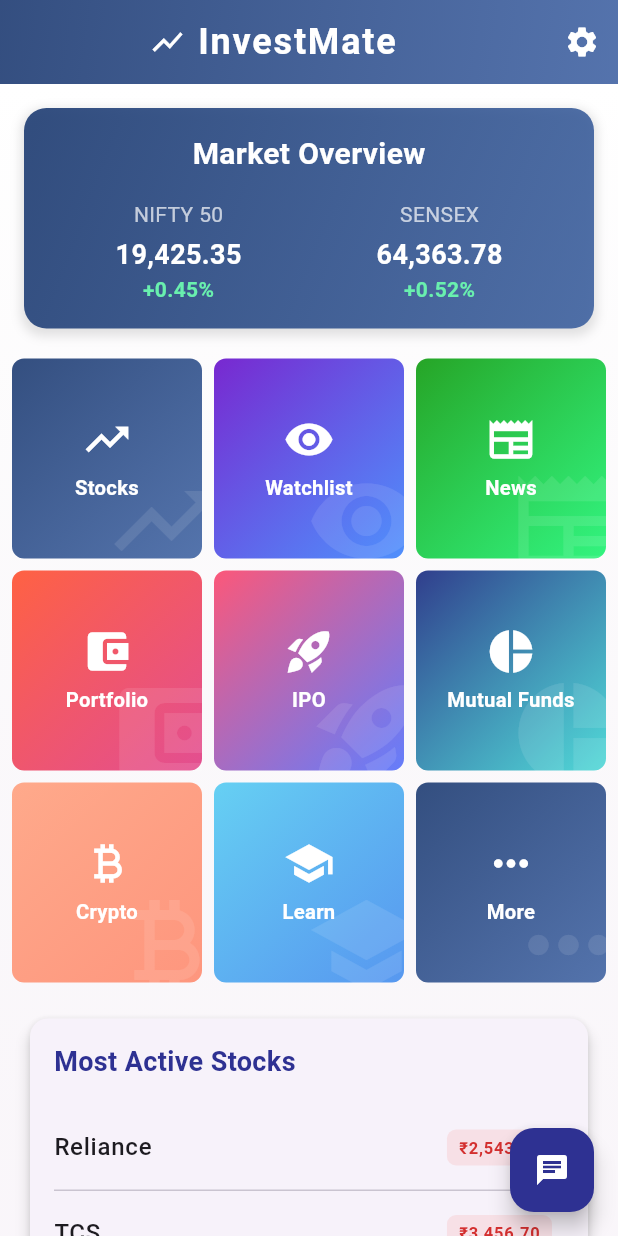
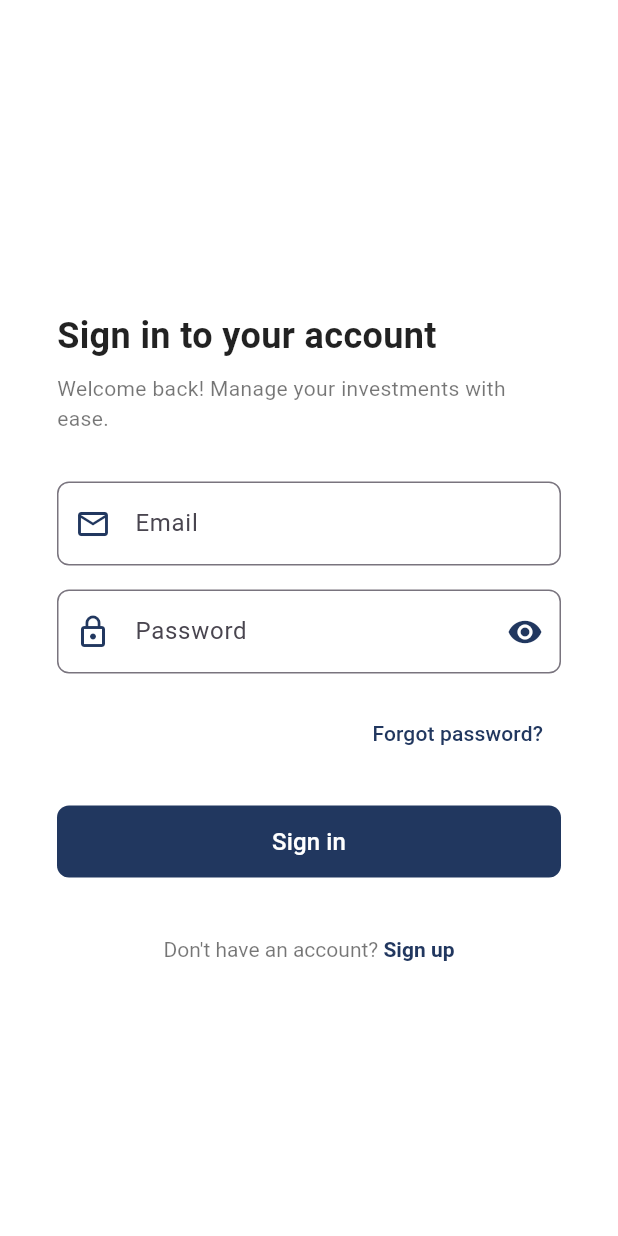
Before and after one commit to jbpranov2204/Smart_Investing, a Flutter app: the screen it shows after launch, on a phone screen of 412 x 824 dp. Run offline on Flutter 3.47's test engine with Material 3 defaults, Android fonts, the phone set to English and light mode, and no system bars; our stand-ins replace flutter_markdown.

Commit message:
Implement login page with responsive design and user authentication flow

```diff
--- a/lib/HomePage/chatbot_page.dart
+++ b/lib/HomePage/chatbot_page.dart
@@ -22,7 +22,8 @@ class _ChatScreenState extends State<ChatScreen> {
         _messages.insert(
           0,
           ChatMessage(
-            text: "Hi! How can I help you? Feel free to ask me anything!",
+            text:
+                "Hi! How can I assist you today? Feel free to ask me anything!",
             isUser: false,
           ),
         );
@@ -88,8 +89,38 @@ class _ChatScreenState extends State<ChatScreen> {
   @override
   Widget build(BuildContext context) {
     return Scaffold(
-      appBar: PreferredSize(
-        preferredSize: Size.fromHeight(70),
+      appBar: _buildAppBar(),
+      body: Center(
+        child: Container(
+          constraints: BoxConstraints(maxWidth: 800),
+          child: Column(
+            children: [
+              Expanded(
+                child: ListView.builder(
+                  reverse: true,
+                  padding: EdgeInsets.all(10.0),
+                  itemCount:
+                      _isTyping ? _messages.length + 1 : _messages.length,
+                  itemBuilder: (context, index) {
+                    if (_isTyping && index == 0) {
+                      return TypingIndicator();
+                    }
+                    return _messages[_isTyping ? index - 1 : index];
+                  },
+                ),
+              ),
+              _buildTextComposer(),
+            ],
+          ),
+        ),
+      ),
+      backgroundColor: Colors.grey[100],
+    );
+  }
+
+  PreferredSizeWidget _buildAppBar() {
+    return PreferredSize(
+      preferredSize: Size.fromHeight(80),
       child: Container(
         decoration: BoxDecoration(
           gradient: LinearGradient(
@@ -105,6 +136,7 @@ class _ChatScreenState extends State<ChatScreen> {
             BoxShadow(color: Colors.black26, blurRadius: 5, spreadRadius: 2),
           ],
         ),
+        child: SafeArea(
           child: AppBar(
             backgroundColor: Colors.transparent,
             elevation: 0,
@@ -114,29 +146,11 @@ class _ChatScreenState extends State<ChatScreen> {
               style: TextStyle(
                 color: Colors.white,
                 fontWeight: FontWeight.bold,
-                fontSize: 20,
+                fontSize: 24,
               ),
             ),
           ),
         ),
-      ),
-      body: Column(
-        children: [
-          Expanded(
-            child: ListView.builder(
-              reverse: true,
-              padding: EdgeInsets.all(10.0),
-              itemCount: _isTyping ? _messages.length + 1 : _messages.length,
-              itemBuilder: (context, index) {
-                if (_isTyping && index == 0) {
-                  return TypingIndicator();
-                }
-                return _messages[_isTyping ? index - 1 : index];
-              },
-            ),
-          ),
-          _buildTextComposer(),
-        ],
       ),
     );
   }
@@ -146,9 +160,7 @@ class _ChatScreenState extends State<ChatScreen> {
       padding: EdgeInsets.symmetric(horizontal: 12, vertical: 8),
       decoration: BoxDecoration(
         color: Colors.white,
-        boxShadow: [
-          BoxShadow(color: Colors.black12, blurRadius: 5, spreadRadius: 2),
-        ],
+        border: Border(top: BorderSide(color: Colors.grey[300]!)),
       ),
       child: Row(
         children: [
@@ -157,7 +169,7 @@ class _ChatScreenState extends State<ChatScreen> {
               controller: _textController,
               onSubmitted: _handleSubmitted,
               decoration: InputDecoration(
-                hintText: 'Type a message...',
+                hintText: 'Type your message...',
                 filled: true,
                 fillColor: Colors.grey[200],
                 contentPadding: EdgeInsets.symmetric(
--- /dev/null
+++ b/lib/LoginPage/login_page.dart
@@ -0,0 +1,285 @@
+import 'package:flutter/material.dart';
+import 'package:smart_investing/HomePage/home_page.dart';
+
+class LoginPageWeb extends StatefulWidget {
+  const LoginPageWeb({super.key});
+
+  @override
+  _LoginPageWebState createState() => _LoginPageWebState();
+}
+
+class _LoginPageWebState extends State<LoginPageWeb> {
+  final TextEditingController emailController = TextEditingController();
+  final TextEditingController passwordController = TextEditingController();
+  bool isPasswordVisible = false;
+  bool isLoading = false;
+  String? errorMessage;
+
+  @override
+  Widget build(BuildContext context) {
+    final Color accentColor = Color.fromARGB(
+      255,
+      33,
+      55,
+      95,
+    ); // Green for finance theme
+    final screenSize = MediaQuery.of(context).size;
+    bool isMobile = screenSize.width < 960;
+
+    return Scaffold(
+      body: Row(
+        children: [
+          // Left Panel - Hero Section (Only visible on desktop)
+          if (!isMobile)
+            Expanded(
+              flex: 6,
+              child: Container(
+                decoration: BoxDecoration(
+                  color: accentColor,
+                  image: DecorationImage(
+                    image: NetworkImage(
+                      'https://source.unsplash.com/random/?finance,investment',
+                    ),
+                    fit: BoxFit.cover,
+                    colorFilter: ColorFilter.mode(
+                      accentColor.withOpacity(0.7),
+                      BlendMode.overlay,
+                    ),
+                  ),
+                ),
+                child: Center(
+                  child: Padding(
+                    padding: EdgeInsets.all(40),
+                    child: Column(
+                      mainAxisAlignment: MainAxisAlignment.center,
+                      children: [
+                        Text(
+                          'Welcome to FinanceMate',
+                          style: TextStyle(
+                            fontSize: 42,
+                            fontWeight: FontWeight.bold,
+                            color: Colors.white,
+                            height: 1.2,
+                          ),
+                          textAlign: TextAlign.center,
+                        ),
+                        SizedBox(height: 20),
+                        Text(
+                          'Your trusted partner for smarter investments and financial growth.',
+                          style: TextStyle(
+                            fontSize: 18,
+                            color: Colors.white.withOpacity(0.9),
+                            height: 1.5,
+                          ),
+                          textAlign: TextAlign.center,
+                        ),
+                      ],
+                    ),
+                  ),
+                ),
+              ),
+            ),
+
+          // Right Panel - Login Form
+          Expanded(
+            flex: isMobile ? 1 : 4,
+            child: Container(
+              color: Colors.white,
+              child: Center(
+                child: SingleChildScrollView(
+                  child: Container(
+                    constraints: BoxConstraints(maxWidth: 400),
+                    padding: EdgeInsets.all(32),
+                    child: Column(
+                      mainAxisAlignment: MainAxisAlignment.center,
+                      crossAxisAlignment: CrossAxisAlignment.start,
+                      children: [
+                        SizedBox(height: 40),
+                        Text(
+                          'Sign in to your account',
+                          style: TextStyle(
+                            fontSize: 24,
+                            fontWeight: FontWeight.bold,
+                            color: Colors.black87,
+                          ),
+                        ),
+                        SizedBox(height: 8),
+                        Text(
+                          'Welcome back! Manage your investments with ease.',
+                          style: TextStyle(fontSize: 14, color: Colors.black54),
+                        ),
+                        SizedBox(height: 32),
+
+                        // Email Field
+                        _buildTextField(
+                          controller: emailController,
+                          label: 'Email',
+                          hint: 'Enter your email',
+                          icon: Icons.email_outlined,
+                          accentColor: accentColor,
+                        ),
+                        SizedBox(height: 16),
+
+                        // Password Field
+                        _buildPasswordField(accentColor),
+                        SizedBox(height: 8),
+
+                        // Display Error Message
+                        if (errorMessage != null)
+                          Padding(
+                            padding: const EdgeInsets.only(bottom: 8.0),
+                            child: Text(
+                              errorMessage!,
+                              style: TextStyle(color: Colors.red, fontSize: 12),
+                            ),
+                          ),
+                        SizedBox(height: 8),
+
+                        // Forgot Password
+                        Align(
+                          alignment: Alignment.centerRight,
+                          child: TextButton(
+                            onPressed: () {
+                              // TODO: Implement reset password functionality
+                            },
+                            child: Text(
+                              'Forgot password?',
+                              style: TextStyle(
+                                color: accentColor,
+                                fontWeight: FontWeight.w500,
+                              ),
+                            ),
+                          ),
+                        ),
+                        SizedBox(height: 24),
+
+                        // Login Button
+                        SizedBox(
+                          width: double.infinity,
+                          height: 48,
+                          child: ElevatedButton(
+                            onPressed: () {
+                              Navigator.push(context, MaterialPageRoute(
+                                builder: (context) => HomePage(),
+                              ));
+                            },
+                            style: ElevatedButton.styleFrom(
+                              backgroundColor: accentColor,
+                              foregroundColor: Colors.white,
+                              shape: RoundedRectangleBorder(
+                                borderRadius: BorderRadius.circular(8),
+                              ),
+                              elevation: 0,
+                            ),
+                            child:
+                                isLoading
+                                    ? SizedBox(
+                                      width: 20,
+                                      height: 20,
+                                      child: CircularProgressIndicator(
+                                        valueColor:
+                                            AlwaysStoppedAnimation<Color>(
+                                              Colors.white,
+                                            ),
+                                        strokeWidth: 2,
+                                      ),
+                                    )
+                                    : Text(
+                                      'Sign in',
+                                      style: TextStyle(
+                                        fontSize: 16,
+                                        fontWeight: FontWeight.w500,
+                                      ),
+                                    ),
+                          ),
+                        ),
+                        SizedBox(height: 24),
+
+                        // Sign Up Link
+                        Center(
+                          child: TextButton(
+                            onPressed: () {
+                              // TODO: Implement sign-up functionality
+                            },
+                            child: RichText(
+                              text: TextSpan(
+                                text: "Don't have an account? ",
+                                style: TextStyle(
+                                  color: Colors.black54,
+                                  fontSize: 14,
+                                ),
+                                children: [
+                                  TextSpan(
+                                    text: 'Sign up',
+                                    style: TextStyle(
+                                      color: accentColor,
+                                      fontWeight: FontWeight.w600,
+                                    ),
+                                  ),
+                                ],
+                              ),
+                            ),
+                          ),
+                        ),
+                      ],
+                    ),
+                  ),
+                ),
+              ),
+            ),
+          ),
+        ],
+      ),
+    );
+  }
+
+  Widget _buildTextField({
+    required TextEditingController controller,
+    required String label,
+    required String hint,
+    required IconData icon,
+    required Color accentColor,
+  }) {
+    return TextFormField(
+      controller: controller,
+      decoration: InputDecoration(
+        labelText: label,
+        hintText: hint,
+        prefixIcon: Icon(icon, color: accentColor),
+        border: OutlineInputBorder(borderRadius: BorderRadius.circular(8)),
+        focusedBorder: OutlineInputBorder(
+          borderRadius: BorderRadius.circular(8),
+          borderSide: BorderSide(color: accentColor, width: 2),
+        ),
+      ),
+    );
+  }
+
+  Widget _buildPasswordField(Color accentColor) {
+    return TextFormField(
+      controller: passwordController,
+      obscureText: !isPasswordVisible,
+      decoration: InputDecoration(
+        labelText: 'Password',
+        hintText: 'Enter your password',
+        prefixIcon: Icon(Icons.lock_outline, color: accentColor),
+        suffixIcon: IconButton(
+          icon: Icon(
+            isPasswordVisible ? Icons.visibility_off : Icons.visibility,
+            color: accentColor,
+          ),
+          onPressed: () {
+            setState(() {
+              isPasswordVisible = !isPasswordVisible;
+            });
+          },
+        ),
+        border: OutlineInputBorder(borderRadius: BorderRadius.circular(8)),
+        focusedBorder: OutlineInputBorder(
+          borderRadius: BorderRadius.circular(8),
+          borderSide: BorderSide(color: accentColor, width: 2),
+        ),
+      ),
+    );
+  }
+}
--- a/lib/main.dart
+++ b/lib/main.dart
@@ -1,6 +1,5 @@
 import 'package:flutter/material.dart';
-import 'package:smart_investing/HomePage/home_page.dart';
-
+import 'package:smart_investing/LoginPage/login_page.dart';
 
 void main() {
   runApp(const myApp());
@@ -11,9 +10,6 @@ class myApp extends StatelessWidget {
 
   @override
   Widget build(BuildContext context) {
-    return MaterialApp(
-      home: HomePage(),
-      debugShowCheckedModeBanner: false,
-    );
+    return MaterialApp(home: LoginPageWeb(), debugShowCheckedModeBanner: false);
   }
 }
```
Also changed, not shown: firebase.json (added), 2 other files. Lines whose indentation alone changed are shown as unchanged.
